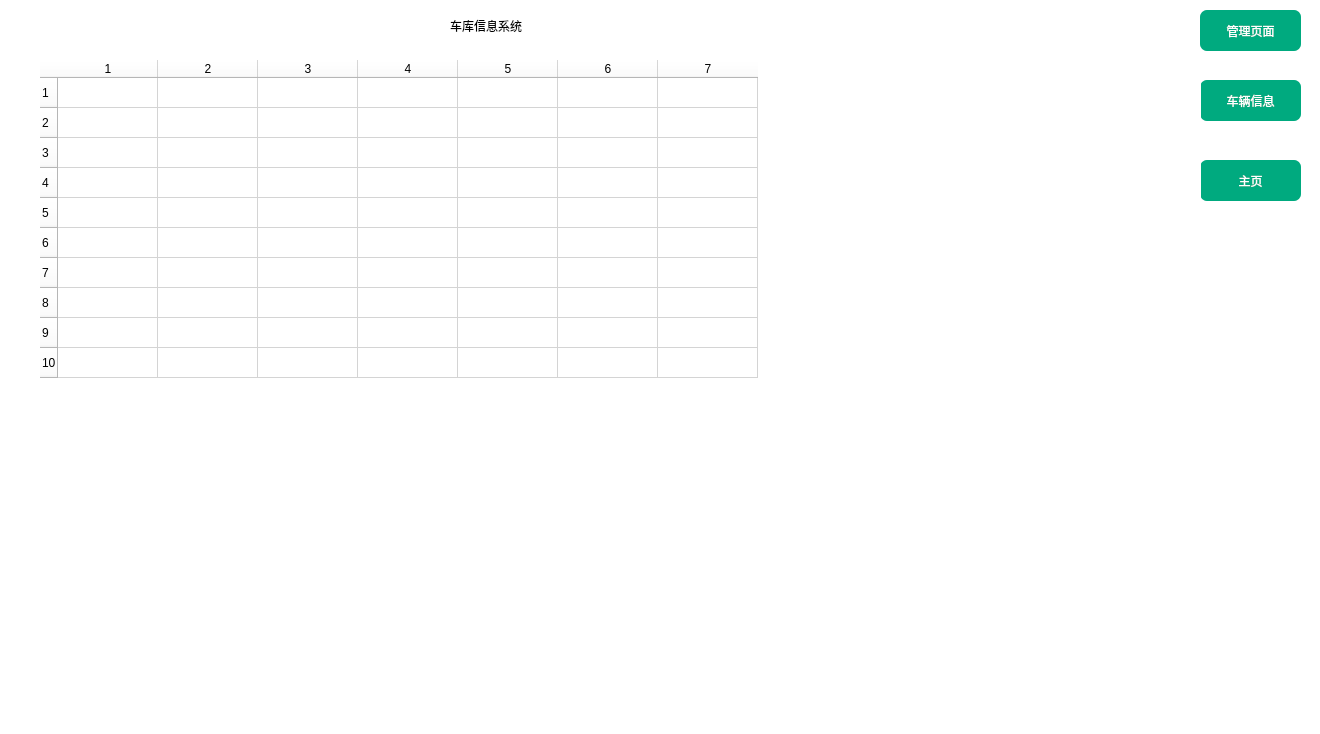
Above: car.ui from foryouos/Parking_System before the change. Below: the same form after it.
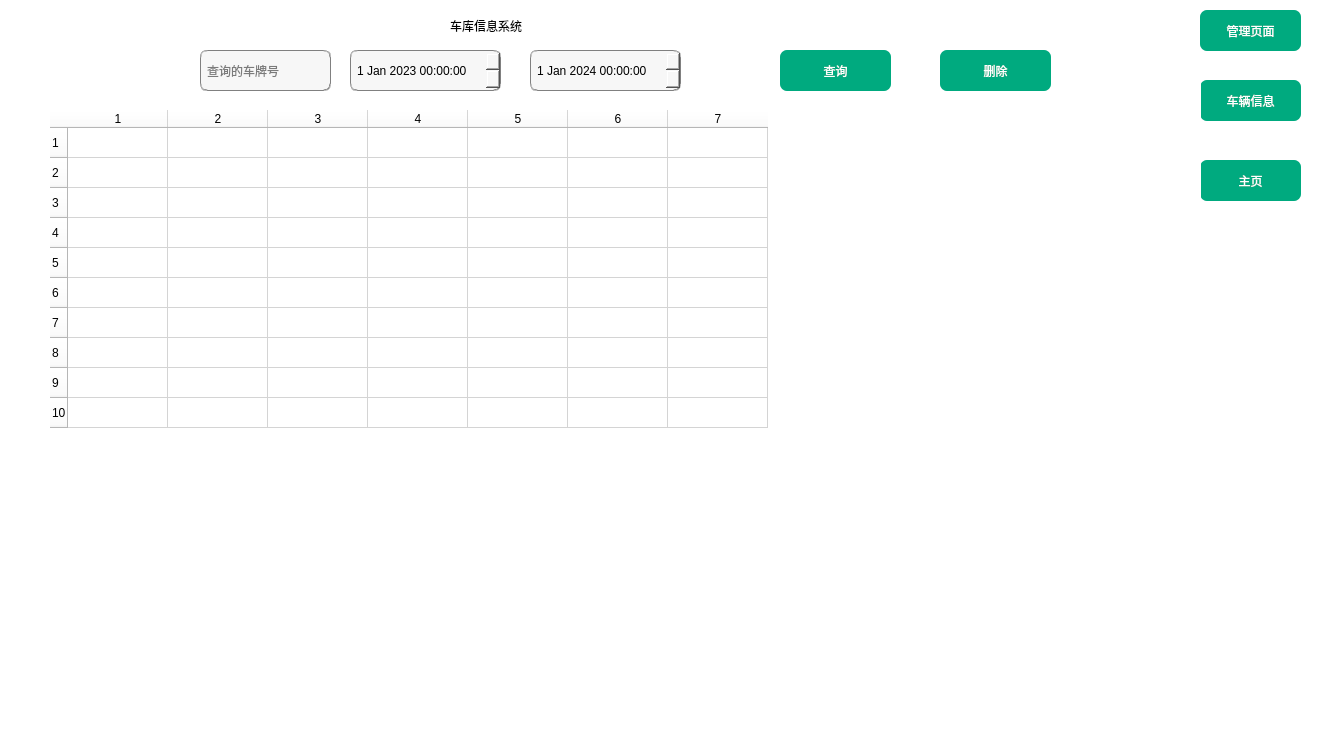
That is the form after the change. The open tabs and pages were chosen to show the change.

Commit message: 完善车辆信息查询页面

```diff
--- a/car.ui
+++ b/car.ui
@@ -215,10 +215,10 @@
     <widget class="QTableWidget" name="tableCar">
      <property name="geometry">
       <rect>
-       <x>40</x>
-       <y>60</y>
-       <width>1131</width>
-       <height>651</height>
+       <x>50</x>
+       <y>110</y>
+       <width>1091</width>
+       <height>591</height>
       </rect>
      </property>
      <property name="styleSheet">
@@ -249,6 +249,136 @@
      <column/>
      <column/>
     </widget>
+    <widget class="QLineEdit" name="find_lineEdit">
+     <property name="geometry">
+      <rect>
+       <x>200</x>
+       <y>50</y>
+       <width>131</width>
+       <height>41</height>
+      </rect>
+     </property>
+     <property name="styleSheet">
+      <string notr="true">background-color: rgb(247, 247, 247);
+border:1px groove gray;
+border-radius:7px;
+padding:2px 4px;
+font: 10pt &quot;华文隶书&quot;;</string>
+     </property>
+     <property name="inputMask">
+      <string/>
+     </property>
+     <property name="placeholderText">
+      <string>查询的车牌号</string>
+     </property>
+    </widget>
+    <widget class="QDateTimeEdit" name="begin_dateTimeEdit">
+     <property name="geometry">
+      <rect>
+       <x>350</x>
+       <y>50</y>
+       <width>151</width>
+       <height>41</height>
+      </rect>
+     </property>
+     <property name="styleSheet">
+      <string notr="true">background-color: rgb(247, 247, 247);
+border:1px groove gray;
+border-radius:7px;
+padding:2px 4px;
+font: 10pt &quot;华文隶书&quot;;</string>
+     </property>
+     <property name="dateTime">
+      <datetime>
+       <hour>0</hour>
+       <minute>0</minute>
+       <second>0</second>
+       <year>2023</year>
+       <month>1</month>
+       <day>1</day>
+      </datetime>
+     </property>
+     <property name="date">
+      <date>
+       <year>2023</year>
+       <month>1</month>
+       <day>1</day>
+      </date>
+     </property>
+    </widget>
+    <widget class="QDateTimeEdit" name="end_dateTimeEdit">
+     <property name="geometry">
+      <rect>
+       <x>530</x>
+       <y>50</y>
+       <width>151</width>
+       <height>41</height>
+      </rect>
+     </property>
+     <property name="styleSheet">
+      <string notr="true">background-color: rgb(247, 247, 247);
+border:1px groove gray;
+border-radius:7px;
+padding:2px 4px;
+font: 10pt &quot;华文隶书&quot;;</string>
+     </property>
+     <property name="dateTime">
+      <datetime>
+       <hour>0</hour>
+       <minute>0</minute>
+       <second>0</second>
+       <year>2024</year>
+       <month>1</month>
+       <day>1</day>
+      </datetime>
+     </property>
+    </widget>
+    <widget class="QPushButton" name="Carcheck">
+     <property name="geometry">
+      <rect>
+       <x>780</x>
+       <y>50</y>
+       <width>111</width>
+       <height>41</height>
+      </rect>
+     </property>
+     <property name="styleSheet">
+      <string notr="true">background-color: rgb(0, 170, 127);
+color: rgb(255, 255, 255);
+font: 25 9pt &quot;Bahnschrift Light&quot;;
+font: 10pt &quot;华文隶书&quot;;
+border-radius:7px;</string>
+     </property>
+     <property name="text">
+      <string>查询</string>
+     </property>
+    </widget>
+    <widget class="QPushButton" name="Car_delete">
+     <property name="geometry">
+      <rect>
+       <x>940</x>
+       <y>50</y>
+       <width>111</width>
+       <height>41</height>
+      </rect>
+     </property>
+     <property name="toolTip">
+      <string>鼠标选中车牌后点击即可删除</string>
+     </property>
+     <property name="toolTipDuration">
+      <number>-3</number>
+     </property>
+     <property name="styleSheet">
+      <string notr="true">background-color: rgb(0, 170, 127);
+color: rgb(255, 255, 255);
+font: 25 9pt &quot;Bahnschrift Light&quot;;
+font: 10pt &quot;华文隶书&quot;;
+border-radius:7px;</string>
+     </property>
+     <property name="text">
+      <string>删除</string>
+     </property>
+    </widget>
    </widget>
    <widget class="QWidget" name="ctrol">
     <widget class="QLabel" name="label">
```
Left out of the diff: 13 changed lines with no effect on the pictures. The commit also changes 8 other files.
